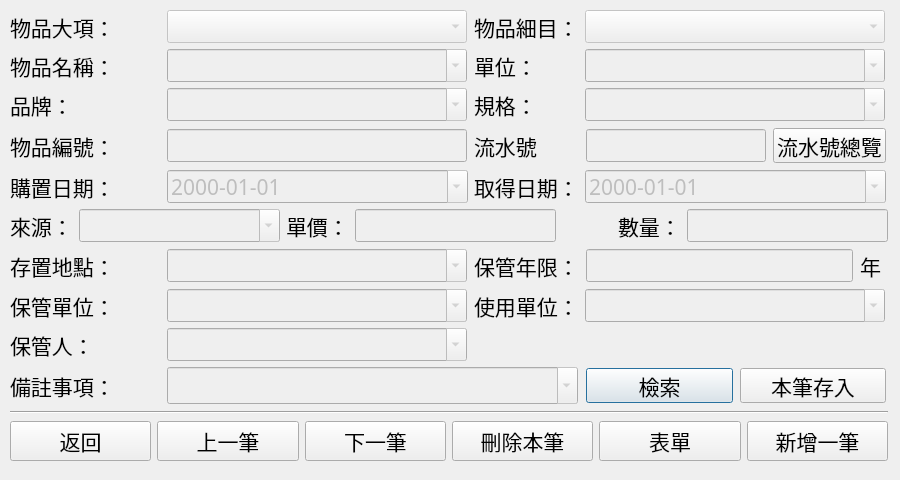
Above: myqtpy/register.ui from alchenerd/hvhnonc before the change. Below: the same form after it.
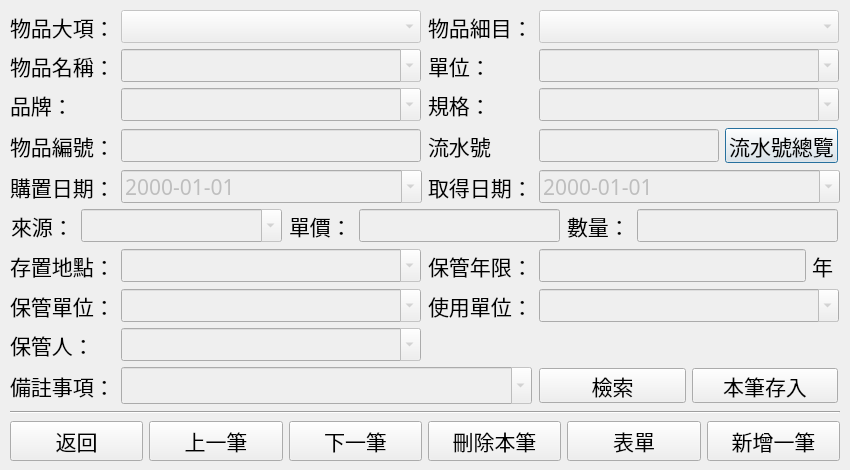
That is the form after the change.

Commit message: Initalize all comboboxes in Register

```diff
--- a/myqtpy/register.ui
+++ b/myqtpy/register.ui
@@ -9,8 +9,8 @@
    <rect>
     <x>0</x>
     <y>0</y>
-    <width>900</width>
-    <height>480</height>
+    <width>850</width>
+    <height>470</height>
    </rect>
   </property>
   <property name="font">
@@ -22,315 +22,17 @@
   <property name="windowTitle">
    <string>入帳</string>
   </property>
-  <widget class="QWidget" name="layoutWidget">
+  <widget class="QWidget" name="">
    <property name="geometry">
     <rect>
      <x>10</x>
      <y>10</y>
-     <width>878</width>
-     <height>461</height>
+     <width>832</width>
+     <height>452</height>
     </rect>
    </property>
-   <layout class="QGridLayout" name="gridLayout_2">
-    <item row="6" column="6" colspan="3">
-     <layout class="QHBoxLayout" name="horizontalLayout_5">
-      <item>
-       <widget class="QLineEdit" name="keepYear">
-        <property name="enabled">
-         <bool>false</bool>
-        </property>
-        <property name="minimumSize">
-         <size>
-          <width>267</width>
-          <height>33</height>
-         </size>
-        </property>
-        <property name="maximumSize">
-         <size>
-          <width>267</width>
-          <height>33</height>
-         </size>
-        </property>
-       </widget>
-      </item>
-      <item>
-       <widget class="QLabel" name="label_21">
-        <property name="minimumSize">
-         <size>
-          <width>26</width>
-          <height>33</height>
-         </size>
-        </property>
-        <property name="maximumSize">
-         <size>
-          <width>26</width>
-          <height>33</height>
-         </size>
-        </property>
-        <property name="text">
-         <string>年 </string>
-        </property>
-       </widget>
-      </item>
-     </layout>
-    </item>
-    <item row="9" column="6" colspan="3">
-     <layout class="QHBoxLayout" name="horizontalLayout_6">
-      <item>
-       <widget class="QPushButton" name="searchBtn">
-        <property name="minimumSize">
-         <size>
-          <width>147</width>
-          <height>35</height>
-         </size>
-        </property>
-        <property name="maximumSize">
-         <size>
-          <width>147</width>
-          <height>35</height>
-         </size>
-        </property>
-        <property name="text">
-         <string>檢索</string>
-        </property>
-       </widget>
-      </item>
-      <item>
-       <widget class="QPushButton" name="saveBtn">
-        <property name="minimumSize">
-         <size>
-          <width>146</width>
-          <height>35</height>
-         </size>
-        </property>
-        <property name="maximumSize">
-         <size>
-          <width>146</width>
-          <height>35</height>
-         </size>
-        </property>
-        <property name="text">
-         <string>本筆存入</string>
-        </property>
-       </widget>
-      </item>
-     </layout>
-    </item>
-    <item row="11" column="0" colspan="9">
-     <layout class="QHBoxLayout" name="horizontalLayout_7">
-      <item>
-       <widget class="QPushButton" name="returnBtn">
-        <property name="text">
-         <string>返回</string>
-        </property>
-       </widget>
-      </item>
-      <item>
-       <widget class="QPushButton" name="getLastBtn">
-        <property name="text">
-         <string>上一筆</string>
-        </property>
-       </widget>
-      </item>
-      <item>
-       <widget class="QPushButton" name="getNextBtn">
-        <property name="text">
-         <string>下一筆</string>
-        </property>
-       </widget>
-      </item>
-      <item>
-       <widget class="QPushButton" name="deleteBtn">
-        <property name="text">
-         <string>刪除本筆</string>
-        </property>
-       </widget>
-      </item>
-      <item>
-       <widget class="QPushButton" name="formBtn">
-        <property name="text">
-         <string>表單</string>
-        </property>
-       </widget>
-      </item>
-      <item>
-       <widget class="QPushButton" name="createBtn">
-        <property name="text">
-         <string>新增一筆</string>
-        </property>
-       </widget>
-      </item>
-     </layout>
-    </item>
-    <item row="3" column="6" colspan="3">
-     <layout class="QHBoxLayout" name="horizontalLayout_8">
-      <item>
-       <widget class="QLineEdit" name="serial">
-        <property name="enabled">
-         <bool>false</bool>
-        </property>
-        <property name="minimumSize">
-         <size>
-          <width>180</width>
-          <height>33</height>
-         </size>
-        </property>
-        <property name="maximumSize">
-         <size>
-          <width>180</width>
-          <height>33</height>
-         </size>
-        </property>
-        <property name="readOnly">
-         <bool>true</bool>
-        </property>
-       </widget>
-      </item>
-      <item>
-       <widget class="QPushButton" name="lookupSerialBtn">
-        <property name="minimumSize">
-         <size>
-          <width>113</width>
-          <height>35</height>
-         </size>
-        </property>
-        <property name="maximumSize">
-         <size>
-          <width>113</width>
-          <height>35</height>
-         </size>
-        </property>
-        <property name="text">
-         <string>流水號總覽</string>
-        </property>
-       </widget>
-      </item>
-     </layout>
-    </item>
-    <item row="1" column="5">
-     <widget class="QLabel" name="label_22">
-      <property name="minimumSize">
-       <size>
-        <width>105</width>
-        <height>33</height>
-       </size>
-      </property>
-      <property name="maximumSize">
-       <size>
-        <width>105</width>
-        <height>33</height>
-       </size>
-      </property>
-      <property name="text">
-       <string>單位：</string>
-      </property>
-     </widget>
-    </item>
-    <item row="1" column="0" colspan="2">
-     <widget class="QLabel" name="label_23">
-      <property name="minimumSize">
-       <size>
-        <width>105</width>
-        <height>33</height>
-       </size>
-      </property>
-      <property name="maximumSize">
-       <size>
-        <width>105</width>
-        <height>33</height>
-       </size>
-      </property>
-      <property name="text">
-       <string>物品名稱：</string>
-      </property>
-     </widget>
-    </item>
-    <item row="1" column="2" colspan="3">
-     <widget class="QComboBox" name="name">
-      <property name="enabled">
-       <bool>false</bool>
-      </property>
-      <property name="minimumSize">
-       <size>
-        <width>300</width>
-        <height>33</height>
-       </size>
-      </property>
-      <property name="maximumSize">
-       <size>
-        <width>300</width>
-        <height>33</height>
-       </size>
-      </property>
-      <property name="editable">
-       <bool>true</bool>
-      </property>
-     </widget>
-    </item>
-    <item row="1" column="6" colspan="3">
-     <widget class="QComboBox" name="unit">
-      <property name="enabled">
-       <bool>false</bool>
-      </property>
-      <property name="minimumSize">
-       <size>
-        <width>300</width>
-        <height>33</height>
-       </size>
-      </property>
-      <property name="maximumSize">
-       <size>
-        <width>300</width>
-        <height>33</height>
-       </size>
-      </property>
-      <property name="editable">
-       <bool>true</bool>
-      </property>
-     </widget>
-    </item>
-    <item row="0" column="2" colspan="3">
-     <widget class="QComboBox" name="category">
-      <property name="enabled">
-       <bool>false</bool>
-      </property>
-      <property name="minimumSize">
-       <size>
-        <width>300</width>
-        <height>33</height>
-       </size>
-      </property>
-      <property name="maximumSize">
-       <size>
-        <width>300</width>
-        <height>33</height>
-       </size>
-      </property>
-      <property name="editable">
-       <bool>false</bool>
-      </property>
-     </widget>
-    </item>
-    <item row="0" column="6" colspan="3">
-     <widget class="QComboBox" name="subcategory">
-      <property name="enabled">
-       <bool>false</bool>
-      </property>
-      <property name="minimumSize">
-       <size>
-        <width>300</width>
-        <height>33</height>
-       </size>
-      </property>
-      <property name="maximumSize">
-       <size>
-        <width>300</width>
-        <height>33</height>
-       </size>
-      </property>
-     </widget>
-    </item>
-    <item row="0" column="0" colspan="2">
+   <layout class="QGridLayout" name="gridLayout">
+    <item row="0" column="0">
      <widget class="QLabel" name="label_24">
       <property name="minimumSize">
        <size>
@@ -349,7 +51,29 @@
       </property>
      </widget>
     </item>
-    <item row="0" column="5">
+    <item row="0" column="1">
+     <widget class="QComboBox" name="category">
+      <property name="enabled">
+       <bool>false</bool>
+      </property>
+      <property name="minimumSize">
+       <size>
+        <width>300</width>
+        <height>33</height>
+       </size>
+      </property>
+      <property name="maximumSize">
+       <size>
+        <width>300</width>
+        <height>33</height>
+       </size>
+      </property>
+      <property name="editable">
+       <bool>false</bool>
+      </property>
+     </widget>
+    </item>
+    <item row="0" column="2">
      <widget class="QLabel" name="label_25">
       <property name="minimumSize">
        <size>
@@ -368,7 +92,133 @@
       </property>
      </widget>
     </item>
-    <item row="2" column="2" colspan="3">
+    <item row="0" column="3">
+     <widget class="QComboBox" name="subcategory">
+      <property name="enabled">
+       <bool>false</bool>
+      </property>
+      <property name="minimumSize">
+       <size>
+        <width>300</width>
+        <height>33</height>
+       </size>
+      </property>
+      <property name="maximumSize">
+       <size>
+        <width>300</width>
+        <height>33</height>
+       </size>
+      </property>
+     </widget>
+    </item>
+    <item row="1" column="0">
+     <widget class="QLabel" name="label_23">
+      <property name="minimumSize">
+       <size>
+        <width>105</width>
+        <height>33</height>
+       </size>
+      </property>
+      <property name="maximumSize">
+       <size>
+        <width>105</width>
+        <height>33</height>
+       </size>
+      </property>
+      <property name="text">
+       <string>物品名稱：</string>
+      </property>
+     </widget>
+    </item>
+    <item row="1" column="1">
+     <widget class="QComboBox" name="name">
+      <property name="enabled">
+       <bool>false</bool>
+      </property>
+      <property name="minimumSize">
+       <size>
+        <width>300</width>
+        <height>33</height>
+       </size>
+      </property>
+      <property name="maximumSize">
+       <size>
+        <width>300</width>
+        <height>33</height>
+       </size>
+      </property>
+      <property name="editable">
+       <bool>true</bool>
+      </property>
+      <property name="insertPolicy">
+       <enum>QComboBox::InsertAtTop</enum>
+      </property>
+     </widget>
+    </item>
+    <item row="1" column="2">
+     <widget class="QLabel" name="label_22">
+      <property name="minimumSize">
+       <size>
+        <width>105</width>
+        <height>33</height>
+       </size>
+      </property>
+      <property name="maximumSize">
+       <size>
+        <width>105</width>
+        <height>33</height>
+       </size>
+      </property>
+      <property name="text">
+       <string>單位：</string>
+      </property>
+     </widget>
+    </item>
+    <item row="1" column="3">
+     <widget class="QComboBox" name="unit">
+      <property name="enabled">
+       <bool>false</bool>
+      </property>
+      <property name="minimumSize">
+       <size>
+        <width>300</width>
+        <height>33</height>
+       </size>
+      </property>
+      <property name="maximumSize">
+       <size>
+        <width>300</width>
+        <height>33</height>
+       </size>
+      </property>
+      <property name="editable">
+       <bool>true</bool>
+      </property>
+      <property name="insertPolicy">
+       <enum>QComboBox::InsertAtTop</enum>
+      </property>
+     </widget>
+    </item>
+    <item row="2" column="0">
+     <widget class="QLabel" name="label_27">
+      <property name="minimumSize">
+       <size>
+        <width>105</width>
+        <height>33</height>
+       </size>
+      </property>
+      <property name="maximumSize">
+       <size>
+        <width>105</width>
+        <height>33</height>
+       </size>
+      </property>
+      <property name="text">
+       <string>品牌：</string>
+      </property>
+     </widget>
+    </item>
+    <item row="2" column="1">
      <widget class="QComboBox" name="brand">
       <property name="enabled">
        <bool>false</bool>
@@ -390,7 +240,7 @@
       </property>
      </widget>
     </item>
-    <item row="2" column="5">
+    <item row="2" column="2">
      <widget class="QLabel" name="label_26">
       <property name="minimumSize">
        <size>
@@ -409,26 +259,7 @@
       </property>
      </widget>
     </item>
-    <item row="2" column="0" colspan="2">
-     <widget class="QLabel" name="label_27">
-      <property name="minimumSize">
-       <size>
-        <width>105</width>
-        <height>33</height>
-       </size>
-      </property>
-      <property name="maximumSize">
-       <size>
-        <width>105</width>
-        <height>33</height>
-       </size>
-      </property>
-      <property name="text">
-       <string>品牌：</string>
-      </property>
-     </widget>
-    </item>
-    <item row="2" column="6" colspan="3">
+    <item row="2" column="3">
      <widget class="QComboBox" name="spec">
       <property name="enabled">
        <bool>false</bool>
@@ -448,28 +279,9 @@
       <property name="editable">
        <bool>true</bool>
       </property>
-     </widget>
-    </item>
-    <item row="3" column="2" colspan="3">
-     <widget class="QLineEdit" name="objectID">
-      <property name="enabled">
-       <bool>false</bool>
+      <property name="insertPolicy">
+       <enum>QComboBox::InsertAtTop</enum>
       </property>
-      <property name="minimumSize">
-       <size>
-        <width>300</width>
-        <height>33</height>
-       </size>
-      </property>
-      <property name="maximumSize">
-       <size>
-        <width>300</width>
-        <height>33</height>
-       </size>
-      </property>
-      <property name="readOnly">
-       <bool>true</bool>
-      </property>
      </widget>
     </item>
     <item row="3" column="0" colspan="2">
@@ -491,7 +303,29 @@
       </property>
      </widget>
     </item>
-    <item row="3" column="5">
+    <item row="3" column="1">
+     <widget class="QLineEdit" name="objectID">
+      <property name="enabled">
+       <bool>false</bool>
+      </property>
+      <property name="minimumSize">
+       <size>
+        <width>300</width>
+        <height>33</height>
+       </size>
+      </property>
+      <property name="maximumSize">
+       <size>
+        <width>300</width>
+        <height>33</height>
+       </size>
+      </property>
+      <property name="readOnly">
+       <bool>true</bool>
+      </property>
+     </widget>
+    </item>
+    <item row="3" column="2">
      <widget class="QLabel" name="label_29">
       <property name="minimumSize">
        <size>
@@ -510,7 +344,52 @@
       </property>
      </widget>
     </item>
-    <item row="4" column="0" colspan="2">
+    <item row="3" column="3">
+     <layout class="QHBoxLayout" name="horizontalLayout_8">
+      <item>
+       <widget class="QLineEdit" name="serial">
+        <property name="enabled">
+         <bool>false</bool>
+        </property>
+        <property name="minimumSize">
+         <size>
+          <width>180</width>
+          <height>33</height>
+         </size>
+        </property>
+        <property name="maximumSize">
+         <size>
+          <width>180</width>
+          <height>33</height>
+         </size>
+        </property>
+        <property name="readOnly">
+         <bool>true</bool>
+        </property>
+       </widget>
+      </item>
+      <item>
+       <widget class="QPushButton" name="lookupSerialBtn">
+        <property name="minimumSize">
+         <size>
+          <width>113</width>
+          <height>35</height>
+         </size>
+        </property>
+        <property name="maximumSize">
+         <size>
+          <width>113</width>
+          <height>35</height>
+         </size>
+        </property>
+        <property name="text">
+         <string>流水號總覽</string>
+        </property>
+       </widget>
+      </item>
+     </layout>
+    </item>
+    <item row="4" column="0">
      <widget class="QLabel" name="label_30">
       <property name="minimumSize">
        <size>
@@ -529,8 +408,8 @@
       </property>
      </widget>
     </item>
-    <item row="4" column="6" colspan="3">
-     <widget class="QDateEdit" name="acquireDate">
+    <item row="4" column="1">
+     <widget class="QDateEdit" name="purchaseDate">
       <property name="enabled">
        <bool>false</bool>
       </property>
@@ -554,7 +433,7 @@
       </property>
      </widget>
     </item>
-    <item row="4" column="5">
+    <item row="4" column="2">
      <widget class="QLabel" name="label_31">
       <property name="minimumSize">
        <size>
@@ -573,68 +452,8 @@
       </property>
      </widget>
     </item>
-    <item row="5" column="0">
-     <widget class="QLabel" name="label_32">
-      <property name="minimumSize">
-       <size>
-        <width>63</width>
-        <height>27</height>
-       </size>
-      </property>
-      <property name="maximumSize">
-       <size>
-        <width>63</width>
-        <height>27</height>
-       </size>
-      </property>
-      <property name="text">
-       <string>來源：</string>
-      </property>
-     </widget>
-    </item>
-    <item row="5" column="1" colspan="2">
-     <widget class="QComboBox" name="source">
-      <property name="enabled">
-       <bool>false</bool>
-      </property>
-      <property name="minimumSize">
-       <size>
-        <width>201</width>
-        <height>33</height>
-       </size>
-      </property>
-      <property name="maximumSize">
-       <size>
-        <width>201</width>
-        <height>33</height>
-       </size>
-      </property>
-      <property name="editable">
-       <bool>true</bool>
-      </property>
-     </widget>
-    </item>
-    <item row="5" column="3">
-     <widget class="QLabel" name="label_33">
-      <property name="minimumSize">
-       <size>
-        <width>63</width>
-        <height>27</height>
-       </size>
-      </property>
-      <property name="maximumSize">
-       <size>
-        <width>63</width>
-        <height>27</height>
-       </size>
-      </property>
-      <property name="text">
-       <string>單價：</string>
-      </property>
-     </widget>
-    </item>
-    <item row="4" column="2" colspan="3">
-     <widget class="QDateEdit" name="purchaseDate">
+    <item row="4" column="3">
+     <widget class="QDateEdit" name="acquireDate">
       <property name="enabled">
        <bool>false</bool>
       </property>
@@ -658,102 +477,131 @@
       </property>
      </widget>
     </item>
-    <item row="5" column="4" colspan="3">
-     <widget class="QLineEdit" name="price">
-      <property name="enabled">
-       <bool>false</bool>
-      </property>
-      <property name="minimumSize">
-       <size>
-        <width>201</width>
-        <height>33</height>
-       </size>
-      </property>
-      <property name="maximumSize">
-       <size>
-        <width>201</width>
-        <height>33</height>
-       </size>
-      </property>
-     </widget>
+    <item row="5" column="0" colspan="4">
+     <layout class="QHBoxLayout" name="horizontalLayout">
+      <item>
+       <widget class="QLabel" name="label_32">
+        <property name="minimumSize">
+         <size>
+          <width>63</width>
+          <height>27</height>
+         </size>
+        </property>
+        <property name="maximumSize">
+         <size>
+          <width>63</width>
+          <height>27</height>
+         </size>
+        </property>
+        <property name="text">
+         <string>來源：</string>
+        </property>
+       </widget>
+      </item>
+      <item>
+       <widget class="QComboBox" name="source">
+        <property name="enabled">
+         <bool>false</bool>
+        </property>
+        <property name="minimumSize">
+         <size>
+          <width>201</width>
+          <height>33</height>
+         </size>
+        </property>
+        <property name="maximumSize">
+         <size>
+          <width>201</width>
+          <height>33</height>
+         </size>
+        </property>
+        <property name="editable">
+         <bool>true</bool>
+        </property>
+        <property name="insertPolicy">
+         <enum>QComboBox::InsertAtTop</enum>
+        </property>
+       </widget>
+      </item>
+      <item>
+       <widget class="QLabel" name="label_33">
+        <property name="minimumSize">
+         <size>
+          <width>63</width>
+          <height>27</height>
+         </size>
+        </property>
+        <property name="maximumSize">
+         <size>
+          <width>63</width>
+          <height>27</height>
+         </size>
+        </property>
+        <property name="text">
+         <string>單價：</string>
+        </property>
+       </widget>
+      </item>
+      <item>
+       <widget class="QLineEdit" name="price">
+        <property name="enabled">
+         <bool>false</bool>
+        </property>
+        <property name="minimumSize">
+         <size>
+          <width>201</width>
+          <height>33</height>
+         </size>
+        </property>
+        <property name="maximumSize">
+         <size>
+          <width>201</width>
+          <height>33</height>
+         </size>
+        </property>
+       </widget>
+      </item>
+      <item>
+       <widget class="QLabel" name="label_34">
+        <property name="minimumSize">
+         <size>
+          <width>63</width>
+          <height>27</height>
+         </size>
+        </property>
+        <property name="maximumSize">
+         <size>
+          <width>63</width>
+          <height>27</height>
+         </size>
+        </property>
+        <property name="text">
+         <string>數量：</string>
+        </property>
+       </widget>
+      </item>
+      <item>
+       <widget class="QLineEdit" name="amount">
+        <property name="enabled">
+         <bool>false</bool>
+        </property>
+        <property name="minimumSize">
+         <size>
+          <width>201</width>
+          <height>33</height>
+         </size>
+        </property>
+        <property name="maximumSize">
+         <size>
+          <width>201</width>
+          <height>33</height>
+         </size>
+        </property>
+       </widget>
+      </item>
+     </layout>
     </item>
-    <item row="5" column="7">
-     <widget class="QLabel" name="label_34">
-      <property name="minimumSize">
-       <size>
-        <width>63</width>
-        <height>27</height>
-       </size>
-      </property>
-      <property name="maximumSize">
-       <size>
-        <width>63</width>
-        <height>27</height>
-       </size>
-      </property>
-      <property name="text">
-       <string>數量：</string>
-      </property>
-     </widget>
-    </item>
-    <item row="7" column="5">
-     <widget class="QLabel" name="label_35">
-      <property name="minimumSize">
-       <size>
-        <width>105</width>
-        <height>33</height>
-       </size>
-      </property>
-      <property name="maximumSize">
-       <size>
-        <width>105</width>
-        <height>33</height>
-       </size>
-      </property>
-      <property name="text">
-       <string>使用單位：</string>
-      </property>
-     </widget>
-    </item>
-    <item row="6" column="5">
-     <widget class="QLabel" name="label_36">
-      <property name="minimumSize">
-       <size>
-        <width>105</width>
-        <height>35</height>
-       </size>
-      </property>
-      <property name="maximumSize">
-       <size>
-        <width>105</width>
-        <height>35</height>
-       </size>
-      </property>
-      <property name="text">
-       <string>保管年限：</string>
-      </property>
-     </widget>
-    </item>
-    <item row="5" column="8">
-     <widget class="QLineEdit" name="amount">
-      <property name="enabled">
-       <bool>false</bool>
-      </property>
-      <property name="minimumSize">
-       <size>
-        <width>201</width>
-        <height>33</height>
-       </size>
-      </property>
-      <property name="maximumSize">
-       <size>
-        <width>201</width>
-        <height>33</height>
-       </size>
-      </property>
-     </widget>
-    </item>
-    <item row="6" column="0" colspan="2">
+    <item row="6" column="0">
      <widget class="QLabel" name="label_37">
       <property name="minimumSize">
        <size>
@@ -772,7 +620,93 @@
       </property>
      </widget>
     </item>
-    <item row="7" column="0" colspan="2">
+    <item row="6" column="1">
+     <widget class="QComboBox" name="place">
+      <property name="enabled">
+       <bool>false</bool>
+      </property>
+      <property name="minimumSize">
+       <size>
+        <width>300</width>
+        <height>33</height>
+       </size>
+      </property>
+      <property name="maximumSize">
+       <size>
+        <width>300</width>
+        <height>33</height>
+       </size>
+      </property>
+      <property name="editable">
+       <bool>true</bool>
+      </property>
+      <property name="insertPolicy">
+       <enum>QComboBox::InsertAtTop</enum>
+      </property>
+     </widget>
+    </item>
+    <item row="6" column="2">
+     <widget class="QLabel" name="label_36">
+      <property name="minimumSize">
+       <size>
+        <width>105</width>
+        <height>35</height>
+       </size>
+      </property>
+      <property name="maximumSize">
+       <size>
+        <width>105</width>
+        <height>35</height>
+       </size>
+      </property>
+      <property name="text">
+       <string>保管年限：</string>
+      </property>
+     </widget>
+    </item>
+    <item row="6" column="3">
+     <layout class="QHBoxLayout" name="horizontalLayout_5">
+      <item>
+       <widget class="QLineEdit" name="keepYear">
+        <property name="enabled">
+         <bool>false</bool>
+        </property>
+        <property name="minimumSize">
+         <size>
+          <width>267</width>
+          <height>33</height>
+         </size>
+        </property>
+        <property name="maximumSize">
+         <size>
+          <width>267</width>
+          <height>33</height>
+         </size>
+        </property>
+       </widget>
+      </item>
+      <item>
+       <widget class="QLabel" name="label_21">
+        <property name="minimumSize">
+         <size>
+          <width>26</width>
+          <height>33</height>
+         </size>
+        </property>
+        <property name="maximumSize">
+         <size>
+          <width>26</width>
+          <height>33</height>
+         </size>
+        </property>
+        <property name="text">
+         <string>年 </string>
+        </property>
+       </widget>
+      </item>
+     </layout>
+    </item>
+    <item row="7" column="0">
      <widget class="QLabel" name="label_38">
       <property name="minimumSize">
        <size>
@@ -791,7 +725,51 @@
       </property>
      </widget>
     </item>
-    <item row="7" column="6" colspan="3">
+    <item row="7" column="1">
+     <widget class="QComboBox" name="keepDepartment">
+      <property name="enabled">
+       <bool>false</bool>
+      </property>
+      <property name="minimumSize">
+       <size>
+        <width>300</width>
+        <height>33</height>
+       </size>
+      </property>
+      <property name="maximumSize">
+       <size>
+        <width>300</width>
+        <height>33</height>
+       </size>
+      </property>
+      <property name="editable">
+       <bool>true</bool>
+      </property>
+      <property name="insertPolicy">
+       <enum>QComboBox::InsertAtTop</enum>
+      </property>
+     </widget>
+    </item>
+    <item row="7" column="2">
+     <widget class="QLabel" name="label_35">
+      <property name="minimumSize">
+       <size>
+        <width>105</width>
+        <height>33</height>
+       </size>
+      </property>
+      <property name="maximumSize">
+       <size>
+        <width>105</width>
+        <height>33</height>
+       </size>
+      </property>
+      <property name="text">
+       <string>使用單位：</string>
+      </property>
+     </widget>
+    </item>
+    <item row="7" column="3">
      <widget class="QComboBox" name="useDepartment">
       <property name="enabled">
        <bool>false</bool>
@@ -832,8 +810,8 @@
       </property>
      </widget>
     </item>
-    <item row="7" column="2" colspan="3">
-     <widget class="QComboBox" name="keepDepartment">
+    <item row="8" column="1">
+     <widget class="QComboBox" name="keeper">
       <property name="enabled">
        <bool>false</bool>
       </property>
@@ -854,7 +832,26 @@
       </property>
      </widget>
     </item>
-    <item row="9" column="2" colspan="4">
+    <item row="9" column="0">
+     <widget class="QLabel" name="label_40">
+      <property name="minimumSize">
+       <size>
+        <width>105</width>
+        <height>37</height>
+       </size>
+      </property>
+      <property name="maximumSize">
+       <size>
+        <width>105</width>
+        <height>37</height>
+       </size>
+      </property>
+      <property name="text">
+       <string>備註事項：</string>
+      </property>
+     </widget>
+    </item>
+    <item row="9" column="1" colspan="2">
      <widget class="QComboBox" name="remark">
       <property name="enabled">
        <bool>false</bool>
@@ -882,7 +879,49 @@
       </property>
      </widget>
     </item>
-    <item row="10" column="0" colspan="9">
+    <item row="9" column="3">
+     <layout class="QHBoxLayout" name="horizontalLayout_6">
+      <item>
+       <widget class="QPushButton" name="searchBtn">
+        <property name="minimumSize">
+         <size>
+          <width>147</width>
+          <height>35</height>
+         </size>
+        </property>
+        <property name="maximumSize">
+         <size>
+          <width>147</width>
+          <height>35</height>
+         </size>
+        </property>
+        <property name="text">
+         <string>檢索</string>
+        </property>
+       </widget>
+      </item>
+      <item>
+       <widget class="QPushButton" name="saveBtn">
+        <property name="minimumSize">
+         <size>
+          <width>146</width>
+          <height>35</height>
+         </size>
+        </property>
+        <property name="maximumSize">
+         <size>
+          <width>146</width>
+          <height>35</height>
+         </size>
+        </property>
+        <property name="text">
+         <string>本筆存入</string>
+        </property>
+       </widget>
+      </item>
+     </layout>
+    </item>
+    <item row="10" column="0" colspan="4">
      <widget class="Line" name="line_2">
       <property name="minimumSize">
        <size>
@@ -895,68 +934,51 @@
       </property>
      </widget>
     </item>
-    <item row="6" column="2" colspan="3">
-     <widget class="QComboBox" name="place">
-      <property name="enabled">
-       <bool>false</bool>
-      </property>
-      <property name="minimumSize">
-       <size>
-        <width>300</width>
-        <height>33</height>
-       </size>
-      </property>
-      <property name="maximumSize">
-       <size>
-        <width>300</width>
-        <height>33</height>
-       </size>
-      </property>
-      <property name="editable">
-       <bool>true</bool>
-      </property>
-     </widget>
-    </item>
-    <item row="8" column="2" colspan="3">
-     <widget class="QComboBox" name="keeper">
-      <property name="enabled">
-       <bool>false</bool>
-      </property>
-      <property name="minimumSize">
-       <size>
-        <width>300</width>
-        <height>33</height>
-       </size>
-      </property>
-      <property name="maximumSize">
-       <size>
-        <width>300</width>
-        <height>33</height>
-       </size>
-      </property>
-      <property name="editable">
-       <bool>true</bool>
-      </property>
-     </widget>
-    </item>
-    <item row="9" column="0" colspan="2">
-     <widget class="QLabel" name="label_40">
-      <property name="minimumSize">
-       <size>
-        <width>105</width>
-        <height>37</height>
-       </size>
-      </property>
-      <property name="maximumSize">
-       <size>
-        <width>105</width>
-        <height>37</height>
-       </size>
-      </property>
-      <property name="text">
-       <string>備註事項：</string>
-      </property>
-     </widget>
+    <item row="11" column="0" colspan="4">
+     <layout class="QHBoxLayout" name="horizontalLayout_7">
+      <item>
+       <widget class="QPushButton" name="returnBtn">
+        <property name="text">
+         <string>返回</string>
+        </property>
+       </widget>
+      </item>
+      <item>
+       <widget class="QPushButton" name="getLastBtn">
+        <property name="text">
+         <string>上一筆</string>
+        </property>
+       </widget>
+      </item>
+      <item>
+       <widget class="QPushButton" name="getNextBtn">
+        <property name="text">
+         <string>下一筆</string>
+        </property>
+       </widget>
+      </item>
+      <item>
+       <widget class="QPushButton" name="deleteBtn">
+        <property name="text">
+         <string>刪除本筆</string>
+        </property>
+       </widget>
+      </item>
+      <item>
+       <widget class="QPushButton" name="formBtn">
+        <property name="text">
+         <string>表單</string>
+        </property>
+       </widget>
+      </item>
+      <item>
+       <widget class="QPushButton" name="createBtn">
+        <property name="text">
+         <string>新增一筆</string>
+        </property>
+       </widget>
+      </item>
+     </layout>
     </item>
    </layout>
   </widget>
```
Left out of the diff: 16 changed lines with no effect on the pictures. The commit also changes 4 other files.
